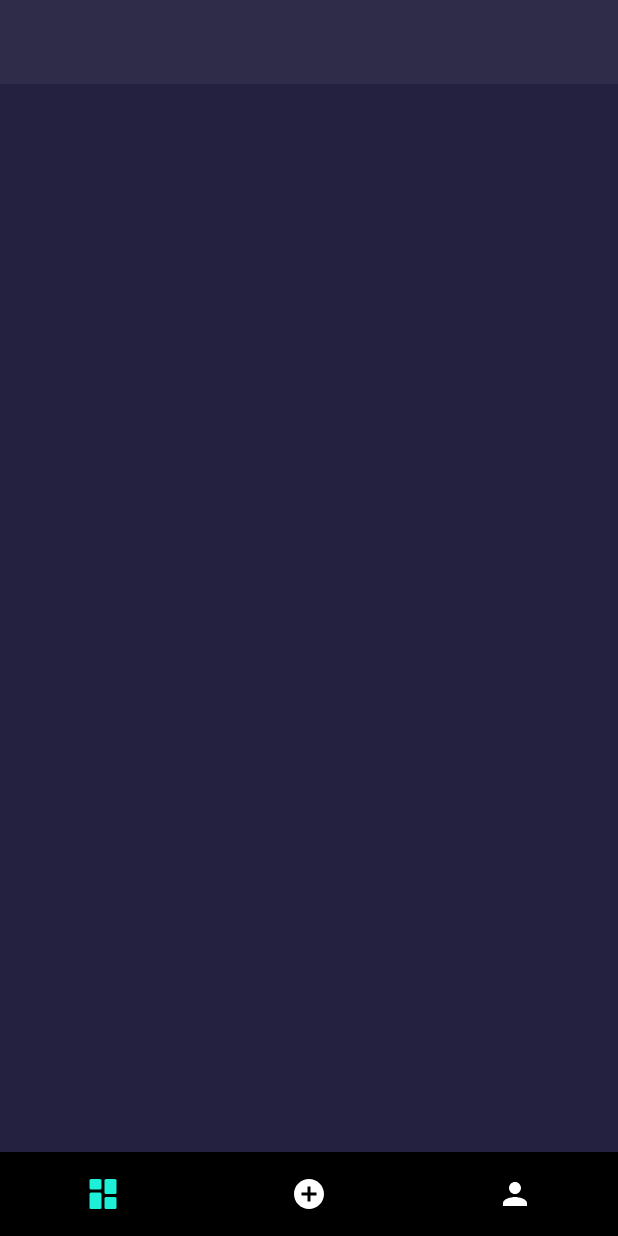
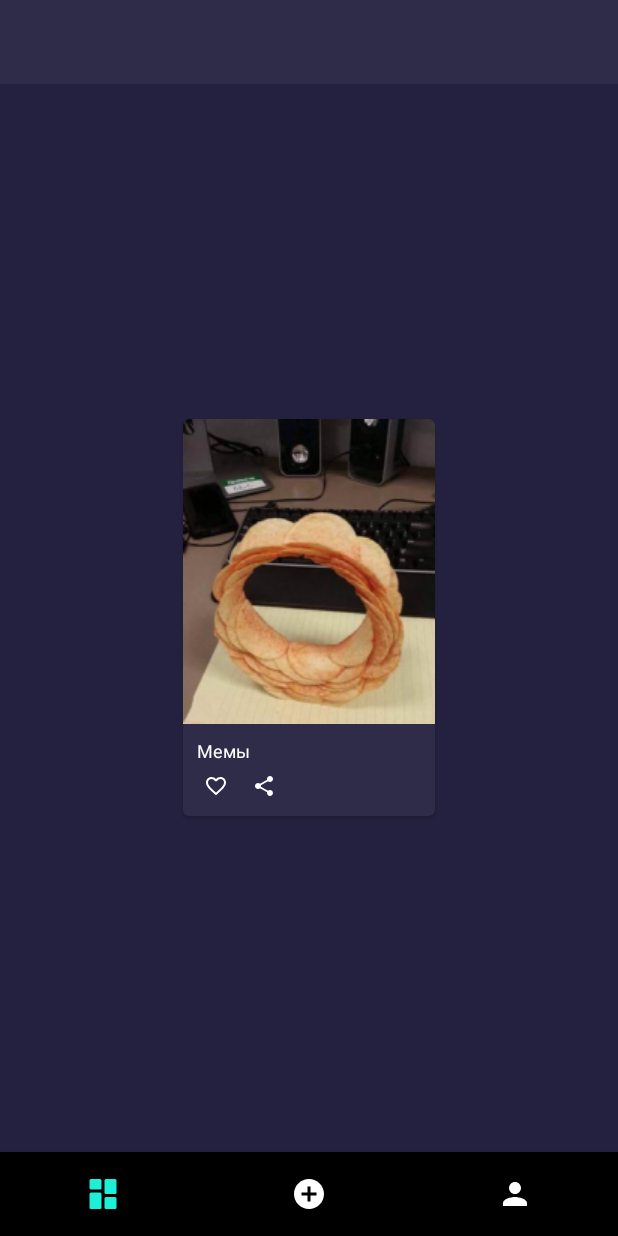
Before and after one commit to blessedbyjobs/AndroidSurfEducation, an Android app: the layout main_activity.xml on its own in the app's theme, with its tools: preview values and no code run, on a phone screen of 412 x 824 dp. Run offline under Robolectric (Android 15) with nearby library versions, the phone set to English and light mode, and no system bars.

Commit message:
6. Реализована верстка и логика ячейки мемов

```diff
--- a/app/build.gradle
+++ b/app/build.gradle
@@ -43,4 +43,7 @@ dependencies {
 
     implementation 'com.google.android.material:material:1.1.0-alpha09'
     implementation 'androidx.appcompat:appcompat:1.0.2'
+
+    implementation 'com.github.bumptech.glide:glide:4.9.0'
+    annotationProcessor 'com.github.bumptech.glide:compiler:4.9.0'
 }
--- /dev/null
+++ b/app/src/main/res/drawable/ic_favorite.xml
@@ -0,0 +1,5 @@
+<vector android:height="24dp" android:tint="#FFFFFF"
+    android:viewportHeight="24.0" android:viewportWidth="24.0"
+    android:width="24dp" xmlns:android="http://schemas.android.com/apk/res/android">
+    <path android:fillColor="@color/inactiveColor" android:pathData="M16.5,3c-1.74,0 -3.41,0.81 -4.5,2.09C10.91,3.81 9.24,3 7.5,3 4.42,3 2,5.42 2,8.5c0,3.78 3.4,6.86 8.55,11.54L12,21.35l1.45,-1.32C18.6,15.36 22,12.28 22,8.5 22,5.42 19.58,3 16.5,3zM12.1,18.55l-0.1,0.1 -0.1,-0.1C7.14,14.24 4,11.39 4,8.5 4,6.5 5.5,5 7.5,5c1.54,0 3.04,0.99 3.57,2.36h1.87C13.46,5.99 14.96,5 16.5,5c2,0 3.5,1.5 3.5,3.5 0,2.89 -3.14,5.74 -7.9,10.05z"/>
+</vector>
--- /dev/null
+++ b/app/src/main/res/drawable/ic_share.xml
@@ -0,0 +1,5 @@
+<vector android:height="24dp" android:tint="#FFFFFF"
+    android:viewportHeight="24.0" android:viewportWidth="24.0"
+    android:width="24dp" xmlns:android="http://schemas.android.com/apk/res/android">
+    <path android:fillColor="@color/inactiveColor" android:pathData="M18,16.08c-0.76,0 -1.44,0.3 -1.96,0.77L8.91,12.7c0.05,-0.23 0.09,-0.46 0.09,-0.7s-0.04,-0.47 -0.09,-0.7l7.05,-4.11c0.54,0.5 1.25,0.81 2.04,0.81 1.66,0 3,-1.34 3,-3s-1.34,-3 -3,-3 -3,1.34 -3,3c0,0.24 0.04,0.47 0.09,0.7L8.04,9.81C7.5,9.31 6.79,9 6,9c-1.66,0 -3,1.34 -3,3s1.34,3 3,3c0.79,0 1.5,-0.31 2.04,-0.81l7.12,4.16c-0.05,0.21 -0.08,0.43 -0.08,0.65 0,1.61 1.31,2.92 2.92,2.92 1.61,0 2.92,-1.31 2.92,-2.92s-1.31,-2.92 -2.92,-2.92z"/>
+</vector>
--- /dev/null
+++ b/app/src/main/res/drawable/meme_card_button.xml
@@ -0,0 +1,11 @@
+<ripple xmlns:android="http://schemas.android.com/apk/res/android"
+    xmlns:tools="http://schemas.android.com/tools"
+    android:color="@color/activeColor"
+    tools:targetApi="lollipop">
+    <item android:id="@android:id/mask">
+        <shape android:shape="oval">
+            <solid android:color="@color/inactiveColor" />
+            <corners android:radius="8dp" />
+        </shape>
+    </item>
+</ripple>
--- a/app/src/main/res/layout/main_activity.xml
+++ b/app/src/main/res/layout/main_activity.xml
@@ -20,7 +20,77 @@
             android:layout_height="match_parent"
             android:layout_marginBottom="56dp"
             app:layout_constraintLeft_toLeftOf="parent"
-            app:layout_constraintTop_toTopOf="parent" />
+            app:layout_constraintTop_toTopOf="parent">
+
+            <androidx.cardview.widget.CardView
+                android:layout_width="wrap_content"
+                android:layout_height="wrap_content"
+                android:layout_gravity="center"
+                android:layout_margin="4dp"
+                app:cardCornerRadius="4dp"
+                app:cardBackgroundColor="@color/backgroundBrighterColor">
+
+                <LinearLayout
+                    android:layout_width="match_parent"
+                    android:layout_height="match_parent"
+                    android:orientation="vertical">
+
+                    <ImageView
+                        android:id="@+id/meme_view"
+                        android:layout_width="168dp"
+                        android:layout_height="203dp"
+                        android:layout_gravity="center_horizontal|center_vertical"
+                        app:srcCompat="@drawable/ic_image" />
+
+                    <LinearLayout
+                        android:layout_width="match_parent"
+                        android:layout_height="wrap_content"
+                        android:orientation="vertical">
+
+                        <TextView
+                            android:layout_width="match_parent"
+                            android:layout_height="wrap_content"
+                            android:text="@string/bottom_memes"
+                            android:textColor="@color/inactiveColor"
+                            android:layout_marginTop="9dp"
+                            android:layout_marginStart="9dp"
+                            android:maxLines="1"
+                            android:textSize="12sp"/>
+
+                        <LinearLayout
+                            android:layout_width="match_parent"
+                            android:layout_height="wrap_content"
+                            android:orientation="horizontal"
+                            android:layout_marginTop="5dp"
+                            android:layout_marginBottom="10dp">
+
+                            <ImageView
+                                android:id="@+id/like_meme_image_view"
+                                android:layout_width="20dp"
+                                android:layout_height="20dp"
+                                android:layout_marginStart="12dp"
+                                android:padding="2dp"
+                                style="@style/AppTheme.CardView"
+                                app:srcCompat="@drawable/ic_favorite"/>
+
+                            <ImageView
+                                android:id="@+id/share_meme_image_view"
+                                android:layout_width="20dp"
+                                android:layout_height="20dp"
+                                android:layout_marginStart="12dp"
+                                android:padding="2dp"
+                                style="@style/AppTheme.CardView"
+                                app:srcCompat="@drawable/ic_share"/>
+
+                        </LinearLayout>
+
+                    </LinearLayout>
+
+                </LinearLayout>
+
+            </androidx.cardview.widget.CardView>
+
+        </FrameLayout>
 
         <com.google.android.material.bottomnavigation.BottomNavigationView
             android:id="@+id/bottom_navigation_view"
--- a/app/src/main/res/values/styles.xml
+++ b/app/src/main/res/values/styles.xml
@@ -32,4 +32,8 @@
         <item name="theme">@style/ThemeOverlay.AppCompat.Dark.ActionBar</item>
         <item name="android:background">@color/backgroundBrighterColor</item>
     </style>
+
+    <style name="AppTheme.CardView">
+        <item name="android:background">@drawable/meme_card_button</item>
+    </style>
 </resources>
```
Also changed, not shown: app/src/main/java/com/android/blessed/androidsurfeducation/main/MainActivity.java (+20 -0 lines), app/src/main/res/drawable/ic_launcher_background.xml (+70 -166 lines), app/src/main/res/layout/meme_recycler_view_item.xml (added, +70 -0 lines), app/src/main/res/drawable-hdpi/ic_image.png (added).
